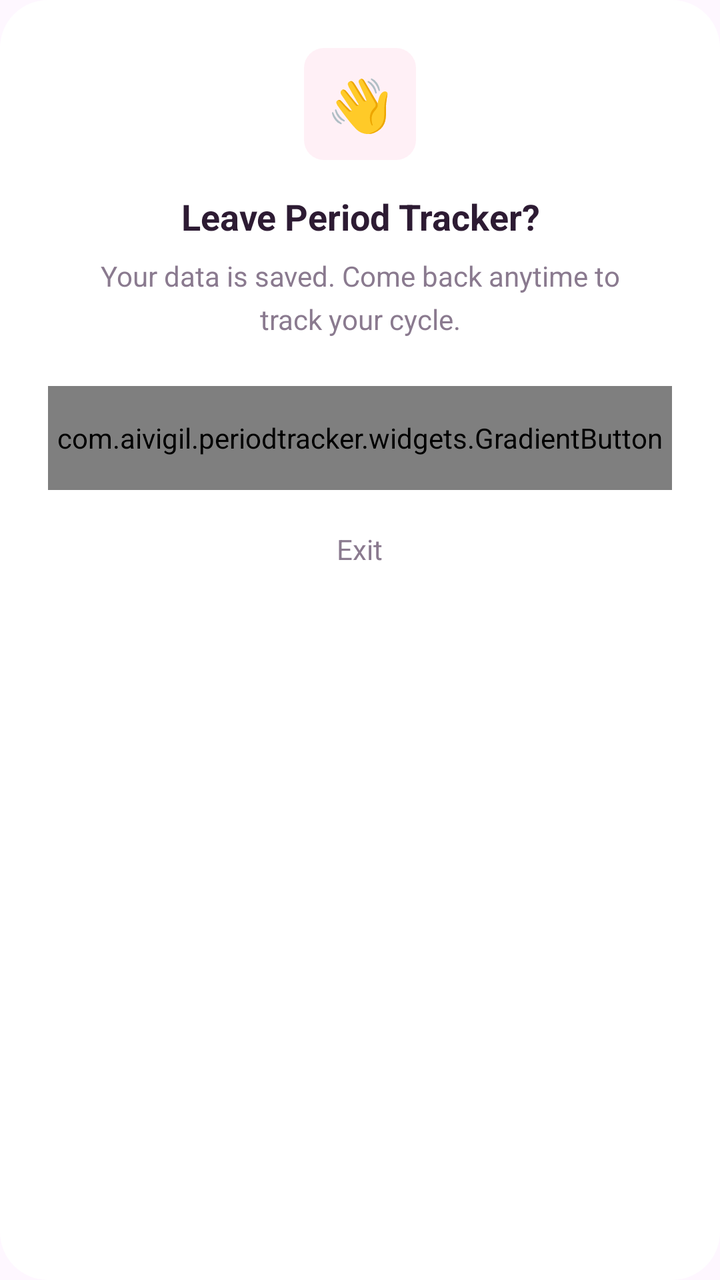
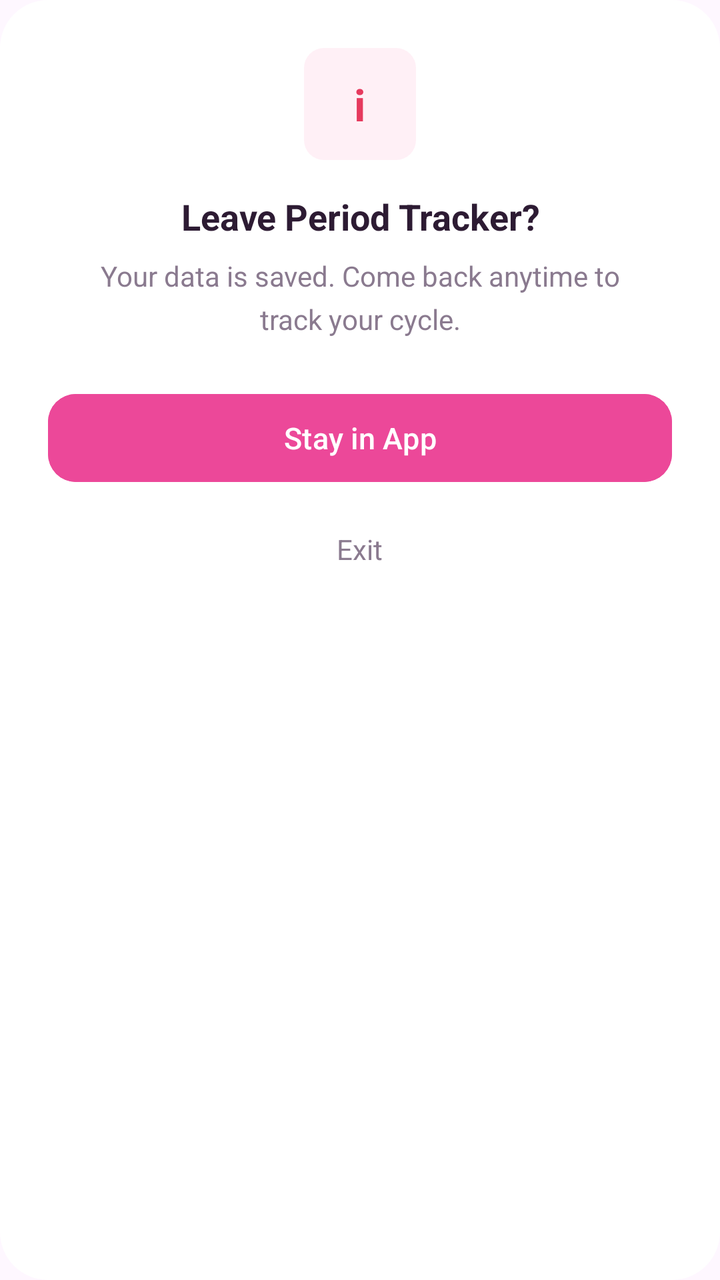

Screens rendered from an Android XML layout before and after an edit, with the pre-edit source and the edit as a unified diff.
<!-- AndroidManifest.xml: application theme Theme.PeriodTracker -->
<!-- res/layout/dialog_exit_confirmation.xml -->
﻿<?xml version="1.0" encoding="utf-8"?>
<LinearLayout
    xmlns:android="http://schemas.android.com/apk/res/android"
    android:layout_width="match_parent"
    android:layout_height="wrap_content"
    android:orientation="vertical"
    android:gravity="center_horizontal"
    android:padding="24dp"
    android:background="@drawable/bg_dialog_card">

    
    <FrameLayout
        android:layout_width="56dp"
        android:layout_height="56dp">

        <View
            android:layout_width="56dp"
            android:layout_height="56dp"
            android:background="@drawable/bg_icon_soft_pink" />

        <TextView
            android:layout_width="wrap_content"
            android:layout_height="wrap_content"
            android:layout_gravity="center"
            android:text="👋"
            android:textSize="26sp" />

    </FrameLayout>

    
    <TextView
        android:layout_width="wrap_content"
        android:layout_height="wrap_content"
        android:layout_marginTop="16dp"
        android:text="Leave Period Tracker?"
        android:textSize="18sp"
        android:textStyle="bold"
        android:textColor="#2D1B33"
        android:gravity="center" />

    
    <TextView
        android:layout_width="wrap_content"
        android:layout_height="wrap_content"
        android:layout_marginTop="8dp"
        android:paddingHorizontal="16dp"
        android:text="Your data is saved. Come back anytime to track your cycle."
        android:textSize="14sp"
        android:textColor="#8A7A8F"
        android:gravity="center"
        android:lineSpacingMultiplier="1.3" />

    
    <com.aivigil.periodtracker.widgets.GradientButton
        android:id="@+id/btnStayInApp"
        android:layout_width="match_parent"
        android:layout_height="52dp"
        android:layout_marginTop="24dp"
        android:text="Stay in App"
        android:textSize="15sp" />

    
    <TextView
        android:id="@+id/btnExit"
        android:layout_width="wrap_content"
        android:layout_height="wrap_content"
        android:layout_marginTop="8dp"
        android:paddingTop="12dp"
        android:paddingBottom="12dp"
        android:paddingHorizontal="32dp"
        android:text="Exit"
        android:textSize="14sp"
        android:textColor="#8A7A8F"
        android:gravity="center"
        android:clickable="true"
        android:focusable="true" />

</LinearLayout>
<!-- resources referenced by this layout -->
<resources>
  <!-- drawable bg_dialog_card (drawable) -->
  <?xml version="1.0" encoding="utf-8"?>
  <shape xmlns:android="http://schemas.android.com/apk/res/android"
      android:shape="rectangle">
      <solid android:color="#FFFFFF" />
      <corners android:radius="24dp" />
  </shape>
  <!-- drawable bg_icon_soft_pink (drawable) -->
  <?xml version="1.0" encoding="utf-8"?>
  <shape xmlns:android="http://schemas.android.com/apk/res/android">
  
      <solid android:color="#FFF0F6" />
  
      <corners android:radius="10dp" />
  
  </shape>
  <style name="Theme.PeriodTracker" parent="Base.Theme.PeriodTracker" />
  <style name="Base.Theme.PeriodTracker" parent="Theme.Material3.DayNight.NoActionBar">
          
          <item name="android:windowTranslucentStatus">false</item>
          <item name="android:windowTranslucentNavigation">false</item>
      </style>
</resources>

<!-- the commit's change to res/layout/dialog_exit_confirmation.xml (unified diff, before → after) -->
@@ -1,6 +1,7 @@
-﻿<?xml version="1.0" encoding="utf-8"?>
+<?xml version="1.0" encoding="utf-8"?>
 <LinearLayout
     xmlns:android="http://schemas.android.com/apk/res/android"
+    xmlns:app="http://schemas.android.com/apk/res-auto"
     android:layout_width="match_parent"
     android:layout_height="wrap_content"
     android:orientation="vertical"
@@ -22,8 +23,10 @@
             android:layout_width="wrap_content"
             android:layout_height="wrap_content"
             android:layout_gravity="center"
-            android:text="👋"
-            android:textSize="26sp" />
+            android:text="i"
+            android:textStyle="bold"
+            android:textColor="#E63A5E"
+            android:textSize="22sp" />
 
     </FrameLayout>
 
@@ -51,13 +54,17 @@
         android:lineSpacingMultiplier="1.3" />
 
     
-    <com.aivigil.periodtracker.widgets.GradientButton
+    <Button
         android:id="@+id/btnStayInApp"
+        style="@style/Widget.Material3.Button"
         android:layout_width="match_parent"
         android:layout_height="52dp"
         android:layout_marginTop="24dp"
         android:text="Stay in App"
-        android:textSize="15sp" />
+        android:textColor="#FFFFFF"
+        android:textSize="15sp"
+        android:backgroundTint="#EC4899"
+        app:cornerRadius="14dp" />
 
     
     <TextView
